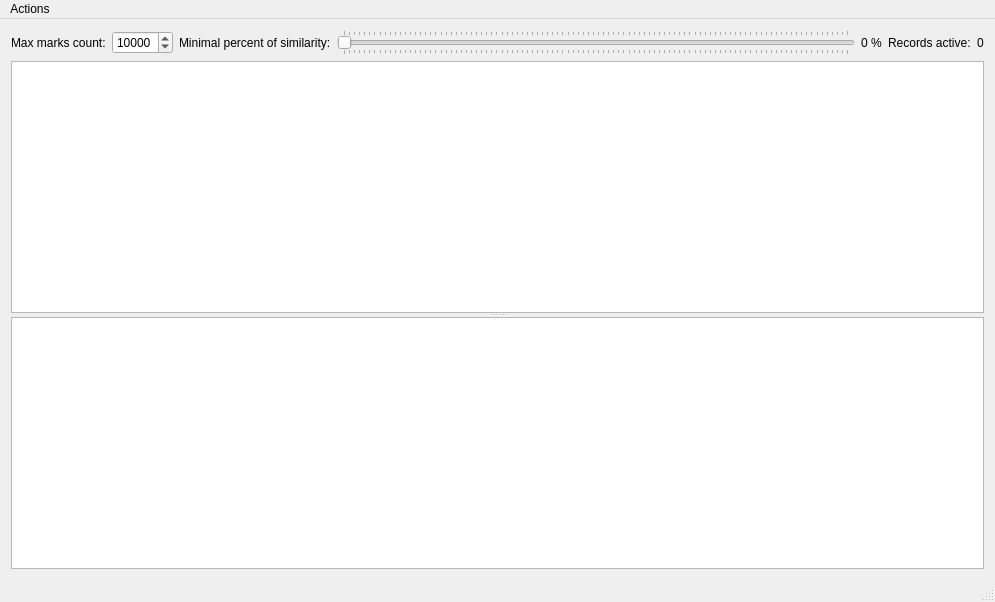
This is app/mainwindow.ui in a-pavlov/fantlab as Qt 5 draws it before an edit. The edited form follows.
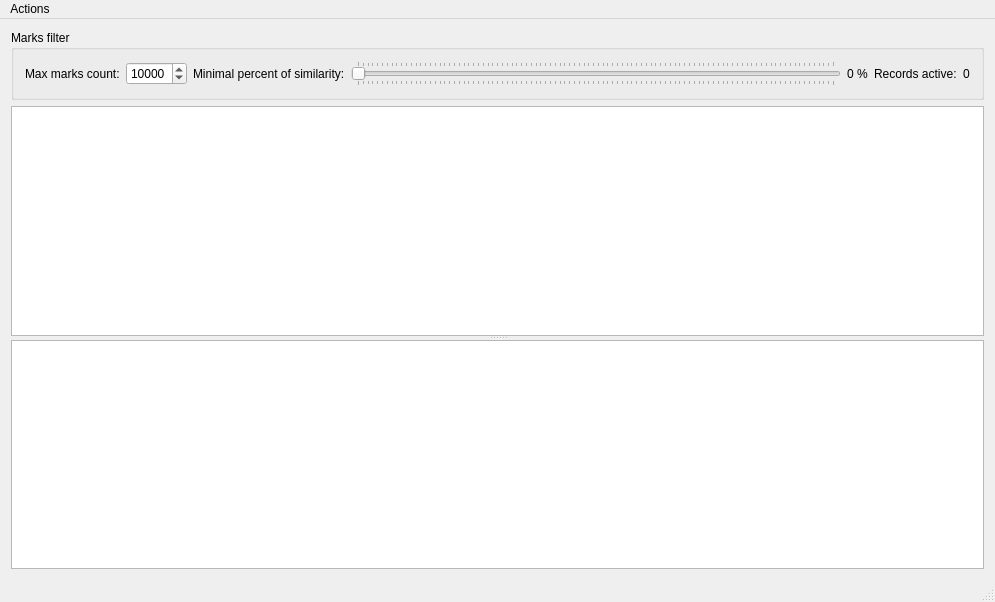
This is the edited form. Icons and pictures are not drawn.

Patch:
```diff
--- a/app/mainwindow.ui
+++ b/app/mainwindow.ui
@@ -20,7 +20,11 @@
   <widget class="QWidget" name="centralWidget">
    <layout class="QVBoxLayout" name="verticalLayout">
     <item>
-     <layout class="QHBoxLayout" name="horizontalLayout">
+     <widget class="QGroupBox" name="groupBox">
+      <property name="title">
+       <string>Marks filter</string>
+      </property>
+      <layout class="QHBoxLayout" name="horizontalLayout_2">
       <item>
        <widget class="QLabel" name="label_2">
         <property name="text">
@@ -83,6 +87,7 @@
        </widget>
       </item>
      </layout>
+     </widget>
     </item>
     <item>
      <widget class="QSplitter" name="splitter">
```
Left out of the diff: 2 changed lines with no effect on the pictures. Lines whose indentation alone changed are shown as unchanged.
